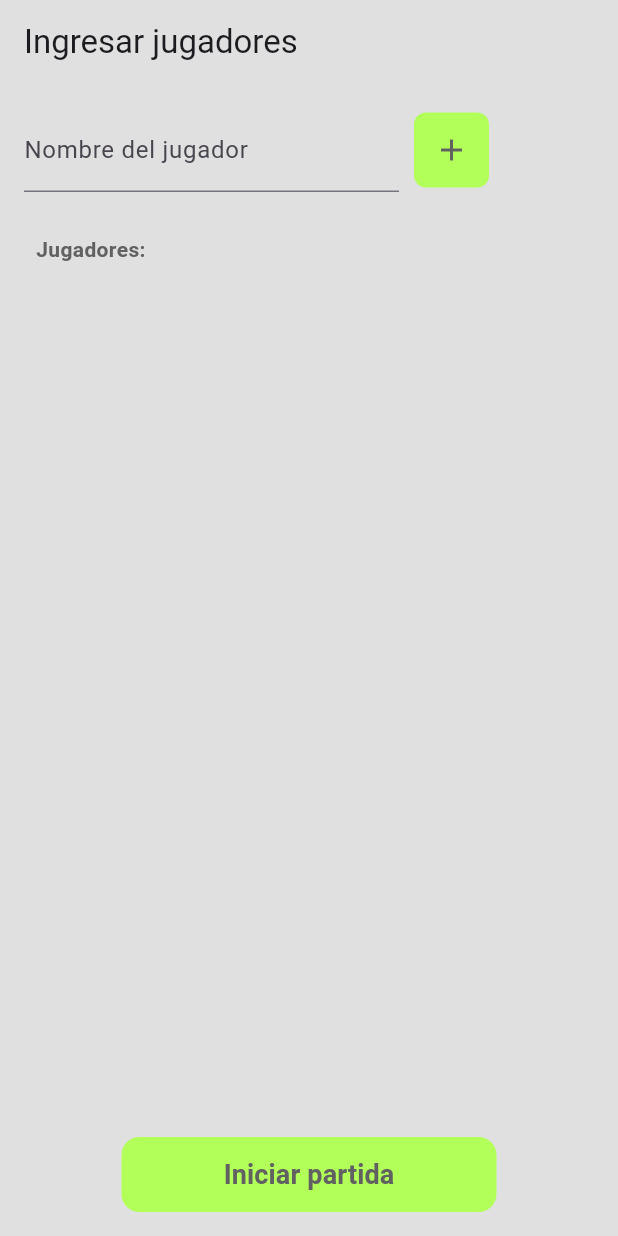
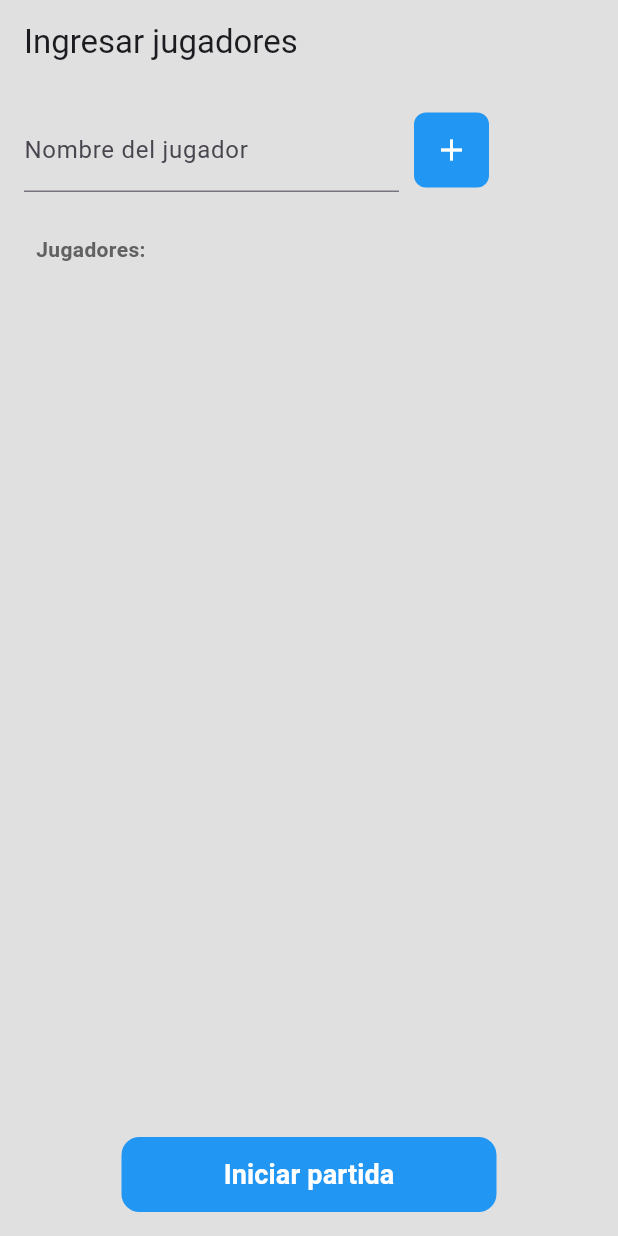
Before and after one commit to Whadyjm/padelrecord, a Flutter app: the screen it shows after launch, on a phone screen of 412 x 824 dp. Run offline on Flutter 3.47's test engine with Material 3 defaults, Android fonts, the light colour scheme and no system bars.

Commit message:
cambio de colores

```diff
--- a/lib/view/playerInputScreen.dart
+++ b/lib/view/playerInputScreen.dart
@@ -40,7 +40,7 @@ class PlayerInputScreen extends StatelessWidget {
                       height: 50,
                       width: 50,
                       decoration: BoxDecoration(
-                          color: Colors.lightGreenAccent,
+                          color: Colors.blue,
                           borderRadius: BorderRadius.circular(8)
                       ),
                       child: IconButton(
@@ -56,7 +56,7 @@ class PlayerInputScreen extends StatelessWidget {
                               nombreController.clear();
                             }
                           },
-                          icon: Icon(Icons.add, color: Colors.grey.shade700,)),
+                          icon: Icon(Icons.add, color: Colors.white,)),
                   ),
               ],
             ),
@@ -114,10 +114,10 @@ class PlayerInputScreen extends StatelessWidget {
                   height: 50,
                   width: 250,
                   decoration: BoxDecoration(
-                      color: Colors.lightGreenAccent,
+                      color: Colors.blue,
                       borderRadius: BorderRadius.circular(12)
                   ),
-                  child: Center(child: Text('Iniciar partida', style: TextStyle(fontSize: 18, color: Colors.grey.shade700, fontWeight: FontWeight.bold),))),
+                  child: Center(child: Text('Iniciar partida', style: TextStyle(fontSize: 18, color: Colors.white, fontWeight: FontWeight.bold),))),
             ),
           ],
         ),
```
Also changed, not shown: lib/view/gameScreen.dart (+10 -12 lines), 1 other file.
